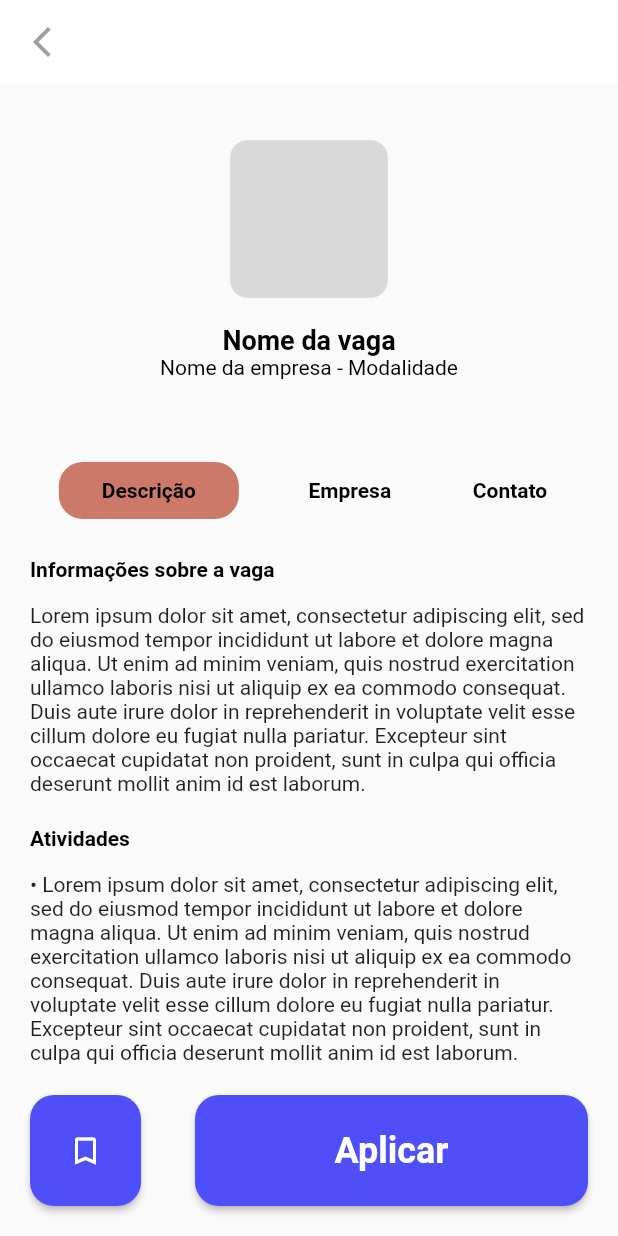
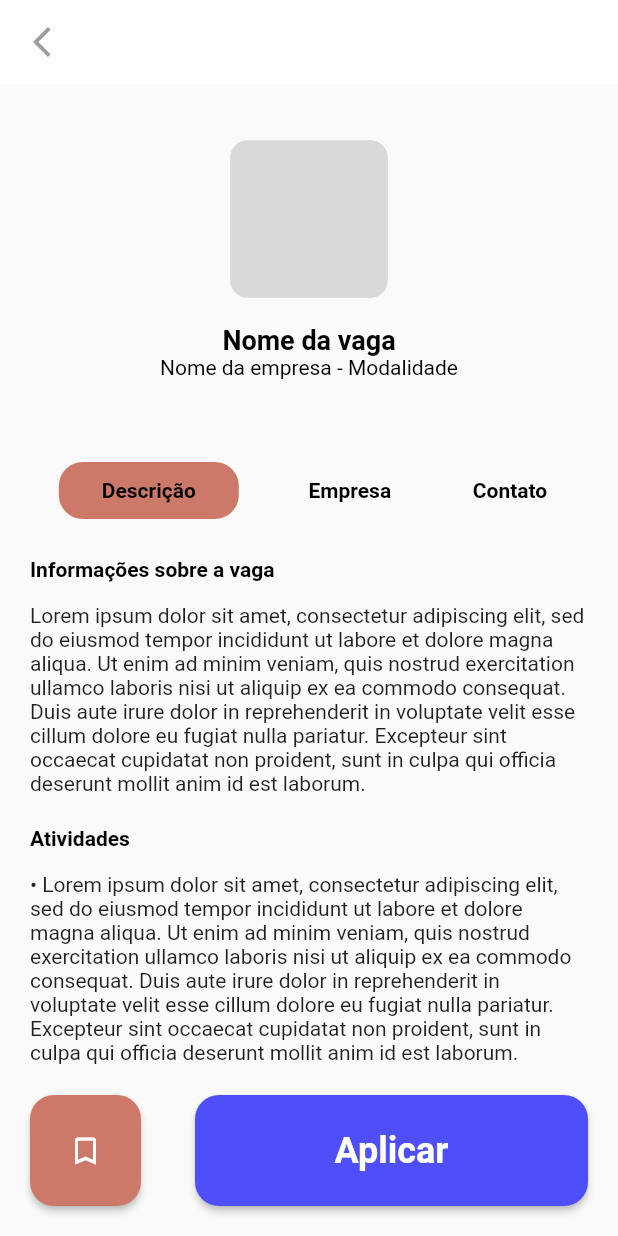
Before and after one commit to islycodes/jobfinder-flutter, a Flutter app: the TelaVaga screen opened directly, on a phone screen of 412 x 824 dp. Run offline on Flutter 3.47's test engine with Material 2 defaults, Android fonts, the phone set to English and light mode, and no system bars; our stand-ins replace flutter_svg.

Commit message:
Update tela_vaga.dart

```diff
--- a/lib/pages/view/Vagas/tela_vaga.dart
+++ b/lib/pages/view/Vagas/tela_vaga.dart
@@ -139,7 +139,7 @@ class TelaVaga extends StatelessWidget {
                     onPressed: () {},
                     style: ElevatedButton.styleFrom(
                         minimumSize: Size(74, 74),
-                        backgroundColor: Color.fromRGBO(78, 79, 249, 1),
+                        backgroundColor: Color.fromRGBO(205, 121, 106, 1),
                         shape: RoundedRectangleBorder(
                           borderRadius: BorderRadius.circular(16),
                         )),
```
